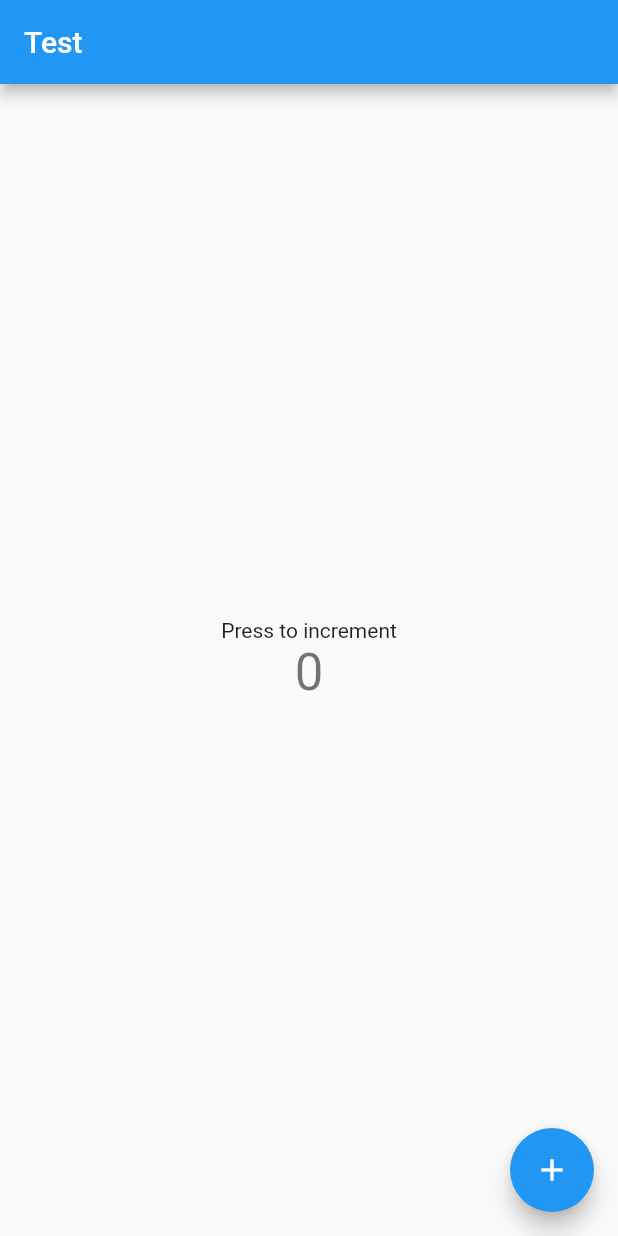
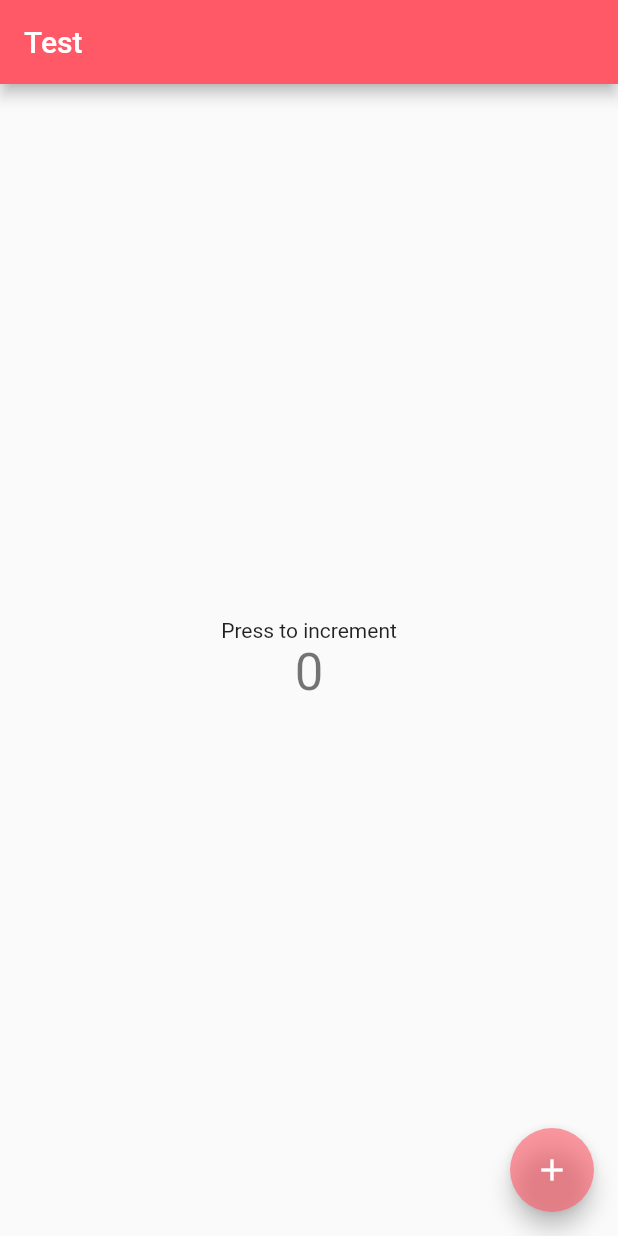
Before and after one commit to VitorEstevam/app-pets, a Flutter app: the screen it shows after launch, on a phone screen of 412 x 824 dp. Run offline on Flutter 3.47's test engine with Material 2 defaults, Android fonts, the phone set to English and light mode, and no system bars; our stand-ins replace flutter_mobx, mobx; generated files the repository leaves out were written again.

Commit message:
new colors

```diff
--- a/lib/consts/theme.dart
+++ b/lib/consts/theme.dart
@@ -1,5 +1,19 @@
 import 'package:flutter/material.dart';
 
 ThemeData theme = ThemeData(
-  primarySwatch: Colors.blue,
+  primarySwatch: const MaterialColor(
+    0xFFFF5967,
+    <int, Color>{
+      50: Color.fromRGBO(255, 89, 103, .1),
+      100: Color.fromRGBO(255, 89, 103, .2),
+      200: Color.fromRGBO(255, 89, 103, .3),
+      300: Color.fromRGBO(255, 89, 103, .4),
+      400: Color.fromRGBO(255, 89, 103, .5),
+      500: Color.fromRGBO(255, 89, 103, .6),
+      600: Color.fromRGBO(255, 89, 103, .7),
+      700: Color.fromRGBO(255, 89, 103, .8),
+      800: Color.fromRGBO(255, 89, 103, .9),
+      900: Color.fromRGBO(255, 89, 103, 1),
+    },
+  ),
 );
```
